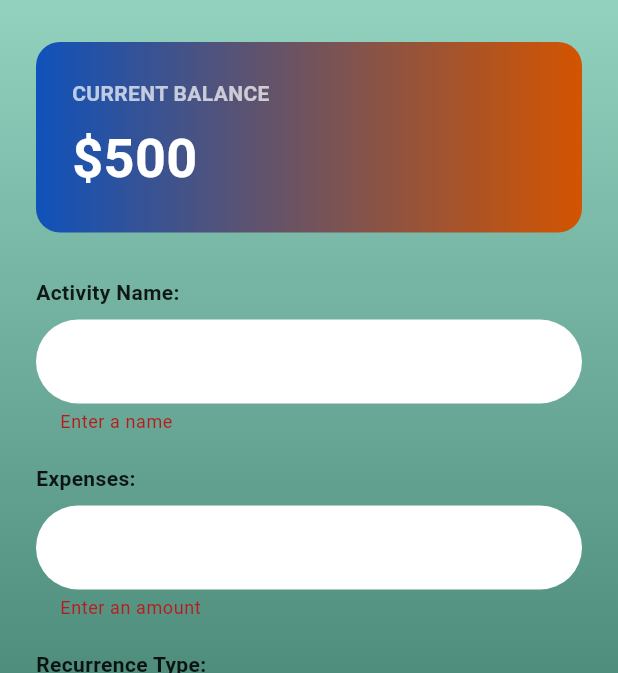
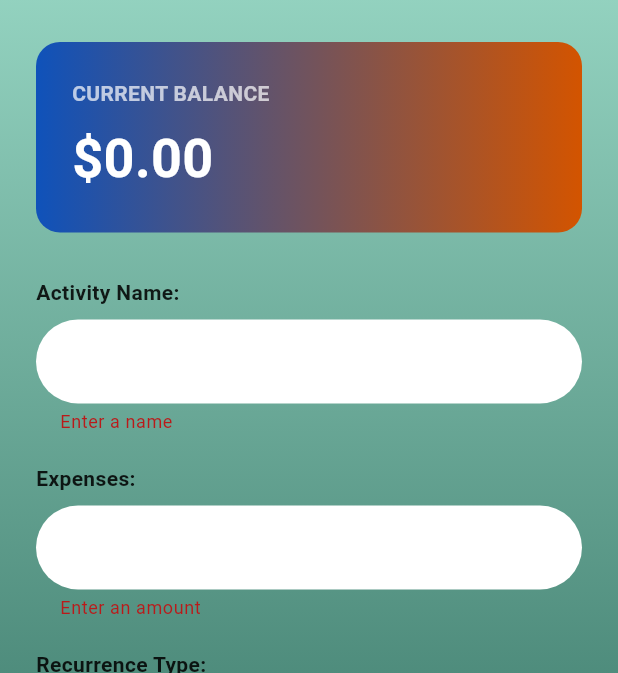
Before and after one commit to ArthurKhoaPham/Budget-Tracking-App, a Flutter app: the AddActivityScreen screen opened directly with empty values, after a tap on "SUBMIT", on a phone screen of 412 x 824 dp, the part 72-745 px from its top. Run offline on Flutter 3.47's test engine with Material 3 defaults, Android fonts, the phone set to English and light mode, and no system bars; our stand-ins replace pie_chart, supabase_flutter; accounts and stored records are empty.

Commit message:
Implemented budget allocation page and dynamic balance system

```diff
--- a/budgeting/lib/add_activity_screen.dart
+++ b/budgeting/lib/add_activity_screen.dart
@@ -17,10 +17,18 @@ class _AddActivityScreenState extends State<AddActivityScreen> {
   String _activityName = '';
   double _expenseAmount = 0.0;
   String _recurrenceType = 'Monthly';
-  int _categoryId = 1; // Maps based on SQL IDs in Categories table
+  int _categoryId = 1;
 
-  // Matches check values in PostgreSQL
-  final List<String> recurrenceOptions = ['none', 'daily', 'weekly', 'monthly', 'yearly'];
+  double _currentBalance = 0.0;
+  bool _isBalanceLoading = true;
+
+  final List<String> recurrenceOptions = [
+    'none',
+    'daily',
+    'weekly',
+    'monthly',
+    'yearly',
+  ];
 
   final Map<String, int> categoryOptions = {
     'Food': 1,
@@ -30,6 +38,44 @@ class _AddActivityScreenState extends State<AddActivityScreen> {
     'Budget': 5,
   };
 
+  @override
+  void initState() {
+    super.initState();
+    _loadCurrentBalance();
+  }
+
+  Future<void> _loadCurrentBalance() async {
+    try {
+      final data = await Supabase.instance.client
+          .from('budget_allocation')
+          .select('monthly_limit')
+          .eq('user_id', widget.userId);
+
+      double total = 0.0;
+
+      for (final row in data) {
+        total += double.tryParse(row['monthly_limit'].toString()) ?? 0.0;
+      }
+
+      if (!mounted) return;
+
+      setState(() {
+        _currentBalance = total;
+        _isBalanceLoading = false;
+      });
+    } catch (error) {
+      if (!mounted) return;
+
+      setState(() {
+        _isBalanceLoading = false;
+      });
+
+      ScaffoldMessenger.of(context).showSnackBar(
+        SnackBar(content: Text('Error loading balance: $error')),
+      );
+    }
+  }
+
   Future<void> _submitActivity() async {
     if (_formKey.currentState!.validate()) {
       _formKey.currentState!.save();
@@ -37,7 +83,6 @@ class _AddActivityScreenState extends State<AddActivityScreen> {
       try {
         final supabase = Supabase.instance.client;
 
-        // Perform the insert operation
         await supabase.from('transactions').insert({
           'user_id': widget.userId,
           'category_id': _categoryId,
@@ -46,7 +91,6 @@ class _AddActivityScreenState extends State<AddActivityScreen> {
           'recurrence': _recurrenceType.toLowerCase(),
         });
 
-        // Show confirmation on success
         if (mounted) {
           ScaffoldMessenger.of(context).showSnackBar(
             const SnackBar(content: Text('Activity added successfully!')),
@@ -54,14 +98,12 @@ class _AddActivityScreenState extends State<AddActivityScreen> {
           Navigator.pop(context);
         }
       } on PostgrestException catch (error) {
-        // DB Error checker
         if (mounted) {
           ScaffoldMessenger.of(context).showSnackBar(
             SnackBar(content: Text('Database Error: ${error.message}')),
           );
         }
       } catch (e) {
-        // Network Error Checker
         if (mounted) {
           ScaffoldMessenger.of(context).showSnackBar(
             SnackBar(content: Text('An unexpected error occurred: $e')),
@@ -110,7 +152,7 @@ class _AddActivityScreenState extends State<AddActivityScreen> {
                   crossAxisAlignment: CrossAxisAlignment.start,
                   children: [
                     const SizedBox(height: 20),
-                    // Current Balance Card
+
                     Container(
                       width: double.infinity,
                       padding: const EdgeInsets.all(24),
@@ -120,52 +162,102 @@ class _AddActivityScreenState extends State<AddActivityScreen> {
                         ),
                         borderRadius: BorderRadius.circular(16),
                       ),
-                      child: const Column(
+                      child: Column(
                         crossAxisAlignment: CrossAxisAlignment.start,
                         children: [
-                          Text('CURRENT BALANCE', style: TextStyle(color: Colors.white70, fontWeight: FontWeight.bold)),
-                          SizedBox(height: 8),
-                          Text('\$500', style: TextStyle(color: Colors.white, fontSize: 36, fontWeight: FontWeight.bold)),
+                          const Text(
+                            'CURRENT BALANCE',
+                            style: TextStyle(
+                              color: Colors.white70,
+                              fontWeight: FontWeight.bold,
+                            ),
+                          ),
+                          const SizedBox(height: 8),
+                          Text(
+                            _isBalanceLoading
+                                ? 'Loading...'
+                                : '\$${_currentBalance.toStringAsFixed(2)}',
+                            style: const TextStyle(
+                              color: Colors.white,
+                              fontSize: 36,
+                              fontWeight: FontWeight.bold,
+                            ),
+                          ),
                         ],
                       ),
                     ),
+
                     const SizedBox(height: 30),
 
-                    // Form Fields
-                    const Text('Activity Name:', style: TextStyle(color: Colors.black87, fontWeight: FontWeight.bold)),
+                    const Text(
+                      'Activity Name:',
+                      style: TextStyle(
+                        color: Colors.black87,
+                        fontWeight: FontWeight.bold,
+                      ),
+                    ),
                     const SizedBox(height: 8),
                     TextFormField(
                       decoration: InputDecoration(
                         filled: true,
                         fillColor: Colors.white,
-                        border: OutlineInputBorder(borderRadius: BorderRadius.circular(30), borderSide: BorderSide.none),
+                        border: OutlineInputBorder(
+                          borderRadius: BorderRadius.circular(30),
+                          borderSide: BorderSide.none,
+                        ),
                       ),
-                      validator: (value) => value == null || value.isEmpty ? 'Enter a name' : null,
+                      validator: (value) =>
+                      value == null || value.isEmpty ? 'Enter a name' : null,
                       onSaved: (value) => _activityName = value!,
                     ),
+
                     const SizedBox(height: 20),
 
-                    const Text('Expenses:', style: TextStyle(color: Colors.black87, fontWeight: FontWeight.bold)),
+                    const Text(
+                      'Expenses:',
+                      style: TextStyle(
+                        color: Colors.black87,
+                        fontWeight: FontWeight.bold,
+                      ),
+                    ),
                     const SizedBox(height: 8),
                     TextFormField(
-                      keyboardType: const TextInputType.numberWithOptions(decimal: true),
+                      keyboardType:
+                      const TextInputType.numberWithOptions(decimal: true),
                       decoration: InputDecoration(
                         prefixText: '\$  ',
                         filled: true,
                         fillColor: Colors.white,
-                        border: OutlineInputBorder(borderRadius: BorderRadius.circular(30), borderSide: BorderSide.none),
+                        border: OutlineInputBorder(
+                          borderRadius: BorderRadius.circular(30),
+                          borderSide: BorderSide.none,
+                        ),
                       ),
                       validator: (value) {
-                        if (value == null || value.isEmpty) return 'Enter an amount';
+                        if (value == null || value.isEmpty) {
+                          return 'Enter an amount';
+                        }
+
                         final amount = double.tryParse(value);
-                        if (amount == null || amount <= 0) return 'Enter a valid positive number';
+
+                        if (amount == null || amount <= 0) {
+                          return 'Enter a valid positive number';
+                        }
+
                         return null;
                       },
                       onSaved: (value) => _expenseAmount = double.parse(value!),
                     ),
+
                     const SizedBox(height: 20),
 
-                    const Text('Recurrence Type:', style: TextStyle(color: Colors.black87, fontWeight: FontWeight.bold)),
+                    const Text(
+                      'Recurrence Type:',
+                      style: TextStyle(
+                        color: Colors.black87,
+                        fontWeight: FontWeight.bold,
+                      ),
+                    ),
                     const SizedBox(height: 8),
                     DropdownButtonFormField<String>(
                       value: _recurrenceType.toLowerCase(),
@@ -175,16 +267,27 @@ class _AddActivityScreenState extends State<AddActivityScreen> {
                           child: Text(value[0].toUpperCase() + value.substring(1)),
                         );
                       }).toList(),
-                      onChanged: (newValue) => setState(() => _recurrenceType = newValue!),
+                      onChanged: (newValue) =>
+                          setState(() => _recurrenceType = newValue!),
                       decoration: InputDecoration(
                         filled: true,
                         fillColor: Colors.white,
-                        border: OutlineInputBorder(borderRadius: BorderRadius.circular(30), borderSide: BorderSide.none),
+                        border: OutlineInputBorder(
+                          borderRadius: BorderRadius.circular(30),
+                          borderSide: BorderSide.none,
+                        ),
                       ),
                     ),
+
                     const SizedBox(height: 20),
 
-                    const Text('Activity Type:', style: TextStyle(color: Colors.black87, fontWeight: FontWeight.bold)),
+                    const Text(
+                      'Activity Type:',
+                      style: TextStyle(
+                        color: Colors.black87,
+                        fontWeight: FontWeight.bold,
+                      ),
+                    ),
                     const SizedBox(height: 8),
                     DropdownButtonFormField<int>(
                       value: _categoryId,
@@ -194,16 +297,20 @@ class _AddActivityScreenState extends State<AddActivityScreen> {
                           child: Text(entry.key),
                         );
                       }).toList(),
-                      onChanged: (newValue) => setState(() => _categoryId = newValue!),
+                      onChanged: (newValue) =>
+                          setState(() => _categoryId = newValue!),
                       decoration: InputDecoration(
                         filled: true,
                         fillColor: Colors.white,
-                        border: OutlineInputBorder(borderRadius: BorderRadius.circular(30), borderSide: BorderSide.none),
+                        border: OutlineInputBorder(
+                          borderRadius: BorderRadius.circular(30),
+                          borderSide: BorderSide.none,
+                        ),
                       ),
                     ),
+
                     const SizedBox(height: 40),
 
-                    // SUBMIT
                     Center(
                       child: SizedBox(
                         width: 200,
@@ -211,13 +318,23 @@ class _AddActivityScreenState extends State<AddActivityScreen> {
                         child: ElevatedButton(
                           style: ElevatedButton.styleFrom(
                             backgroundColor: Colors.white,
-                            shape: RoundedRectangleBorder(borderRadius: BorderRadius.circular(30)),
+                            shape: RoundedRectangleBorder(
+                              borderRadius: BorderRadius.circular(30),
+                            ),
                           ),
                           onPressed: _submitActivity,
-                          child: const Text('SUBMIT', style: TextStyle(color: Colors.black, fontWeight: FontWeight.bold, fontSize: 16)),
+                          child: const Text(
+                            'SUBMIT',
+                            style: TextStyle(
+                              color: Colors.black,
+                              fontWeight: FontWeight.bold,
+                              fontSize: 16,
+                            ),
+                          ),
                         ),
                       ),
                     ),
+
                     const SizedBox(height: 40),
                   ],
                 ),
--- a/budgeting/lib/app_drawer.dart
+++ b/budgeting/lib/app_drawer.dart
@@ -5,6 +5,7 @@ import 'dashboard_page.dart';
 import 'add_activity_screen.dart';
 import 'goals_page.dart';
 import 'login_page.dart';
+import "budget_allocation_page.dart";
 
 class AppDrawer extends StatelessWidget {
   const AppDrawer({super.key});
@@ -95,6 +96,12 @@ class AppDrawer extends StatelessWidget {
             ),
 
             ListTile(
+              leading: const Icon(Icons.account_balance_wallet),
+              title: const Text("Budget Allocation"),
+              onTap: () => _goTo(context, const BudgetAllocationPage()),
+            ),
+
+            ListTile(
               leading: const Icon(Icons.track_changes),
               title: const Text('Goals'),
               onTap: () => _goTo(context, const GoalsPage()),
--- a/budgeting/lib/main.dart
+++ b/budgeting/lib/main.dart
@@ -23,6 +23,7 @@ class BudgetApp extends StatelessWidget {
   @override
   Widget build(BuildContext context) {
     return MaterialApp(
+      debugShowCheckedModeBanner: false,
       title: 'Budget App',
       theme: ThemeData(
         colorScheme: ColorScheme.fromSeed(seedColor: const Color(0xFF1D5A4C)),
```
Also changed, not shown: budgeting/lib/budget_allocation_page.dart (added, +253 -0 lines).
